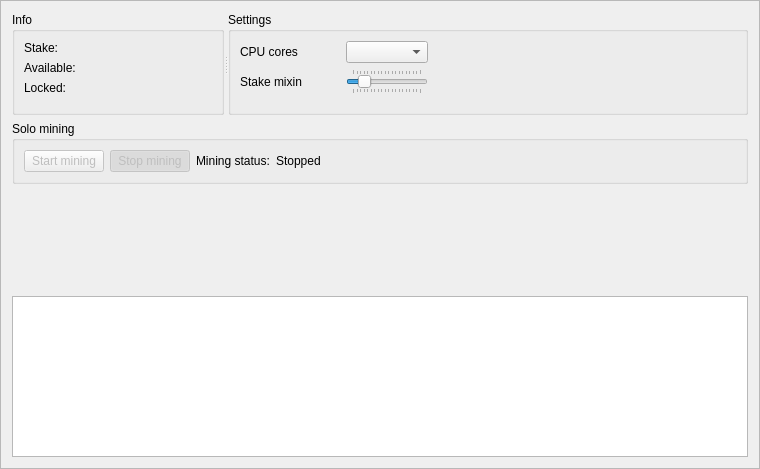
First picture: the form in src/gui/ui/miningframe.ui, repository aivve/KarbowanecWallet, before the edit.
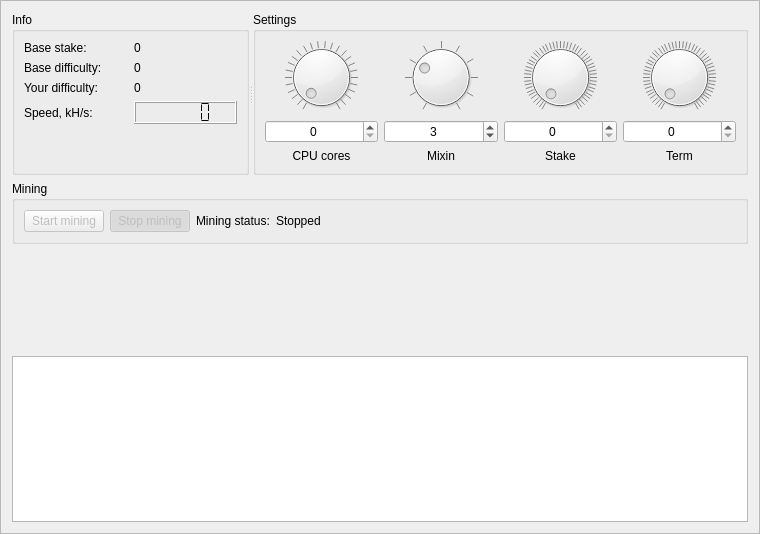
Second picture: the form after the edit. Custom widgets are drawn as their Qt base class.

Commit message: Begin update POWS4 mining

What changed in the file:
```diff
--- a/src/gui/ui/miningframe.ui
+++ b/src/gui/ui/miningframe.ui
@@ -7,7 +7,7 @@
     <x>0</x>
     <y>0</y>
     <width>760</width>
-    <height>469</height>
+    <height>534</height>
    </rect>
   </property>
   <property name="windowTitle">
@@ -30,49 +30,35 @@
        <string>Info</string>
       </property>
       <layout class="QGridLayout" name="gridLayout">
-       <item row="0" column="0">
-        <widget class="QLabel" name="label">
+       <item row="2" column="0">
+        <widget class="QLabel" name="label_9">
          <property name="text">
-          <string>Stake:</string>
+          <string>Your difficulty:</string>
+         </property>
+        </widget>
+       </item>
+       <item row="3" column="1">
+        <widget class="QLCDNumber" name="lcdNumber">
+         <property name="segmentStyle">
+          <enum>QLCDNumber::Flat</enum>
          </property>
         </widget>
        </item>
        <item row="0" column="1">
         <widget class="QLabel" name="m_stakeLabel">
          <property name="text">
-          <string/>
-         </property>
-        </widget>
-       </item>
-       <item row="1" column="0">
-        <widget class="QLabel" name="label_5">
-         <property name="text">
-          <string>Available:</string>
-         </property>
-        </widget>
-       </item>
-       <item row="1" column="1">
-        <widget class="QLabel" name="m_availableLabel">
-         <property name="text">
-          <string/>
-         </property>
-        </widget>
-       </item>
-       <item row="2" column="0">
-        <widget class="QLabel" name="label_8">
-         <property name="text">
-          <string>Locked:</string>
+          <string>0</string>
          </property>
         </widget>
        </item>
        <item row="2" column="1">
         <widget class="QLabel" name="m_lockedLabel">
          <property name="text">
-          <string/>
+          <string>0</string>
          </property>
         </widget>
        </item>
-       <item row="3" column="0" colspan="2">
+       <item row="5" column="0" colspan="2">
         <spacer name="verticalSpacer">
          <property name="orientation">
           <enum>Qt::Vertical</enum>
@@ -85,119 +71,212 @@
          </property>
         </spacer>
        </item>
+       <item row="3" column="0">
+        <widget class="QLabel" name="label_6">
+         <property name="text">
+          <string>Speed, kH/s:</string>
+         </property>
+        </widget>
+       </item>
+       <item row="0" column="0">
+        <widget class="QLabel" name="label">
+         <property name="text">
+          <string>Base stake:</string>
+         </property>
+        </widget>
+       </item>
+       <item row="1" column="0">
+        <widget class="QLabel" name="label_10">
+         <property name="text">
+          <string>Base difficulty:</string>
+         </property>
+        </widget>
+       </item>
+       <item row="1" column="1">
+        <widget class="QLabel" name="m_baseDiff">
+         <property name="text">
+          <string>0</string>
+         </property>
+        </widget>
+       </item>
       </layout>
      </widget>
      <widget class="QGroupBox" name="groupBox_3">
       <property name="title">
        <string>Settings</string>
       </property>
-      <layout class="QGridLayout" name="gridLayout_2">
-       <item row="1" column="2">
-        <widget class="QSlider" name="m_stakeMixinSlider">
-         <property name="maximumSize">
-          <size>
-           <width>200</width>
-           <height>16777215</height>
-          </size>
-         </property>
-         <property name="maximum">
-          <number>19</number>
-         </property>
-         <property name="pageStep">
-          <number>1</number>
-         </property>
-         <property name="value">
-          <number>3</number>
-         </property>
-         <property name="tracking">
-          <bool>false</bool>
-         </property>
-         <property name="orientation">
-          <enum>Qt::Horizontal</enum>
-         </property>
-         <property name="tickPosition">
-          <enum>QSlider::TicksBothSides</enum>
-         </property>
-         <property name="tickInterval">
-          <number>1</number>
-         </property>
-        </widget>
+      <layout class="QHBoxLayout" name="horizontalLayout">
+       <item>
+        <layout class="QVBoxLayout" name="verticalLayout_5">
+         <item>
+          <widget class="QDial" name="m_cpuDial">
+           <property name="mouseTracking">
+            <bool>true</bool>
+           </property>
+           <property name="tabletTracking">
+            <bool>true</bool>
+           </property>
+           <property name="maximum">
+            <number>99</number>
+           </property>
+           <property name="pageStep">
+            <number>1</number>
+           </property>
+           <property name="value">
+            <number>1</number>
+           </property>
+           <property name="notchTarget">
+            <double>4.000000000000000</double>
+           </property>
+           <property name="notchesVisible">
+            <bool>true</bool>
+           </property>
+          </widget>
+         </item>
+         <item>
+          <widget class="QSpinBox" name="m_cpuCoresSpin">
+           <property name="alignment">
+            <set>Qt::AlignCenter</set>
+           </property>
+          </widget>
+         </item>
+         <item>
+          <widget class="QLabel" name="label_2">
+           <property name="minimumSize">
+            <size>
+             <width>0</width>
+             <height>0</height>
+            </size>
+           </property>
+           <property name="text">
+            <string>CPU cores</string>
+           </property>
+           <property name="alignment">
+            <set>Qt::AlignCenter</set>
+           </property>
+          </widget>
+         </item>
+        </layout>
        </item>
-       <item row="0" column="0" colspan="2">
-        <widget class="QLabel" name="label_2">
-         <property name="minimumSize">
-          <size>
-           <width>100</width>
-           <height>0</height>
-          </size>
-         </property>
-         <property name="text">
-          <string>CPU cores</string>
-         </property>
-        </widget>
+       <item>
+        <layout class="QVBoxLayout" name="verticalLayout_4">
+         <item>
+          <widget class="QDial" name="m_mixinDial">
+           <property name="maximum">
+            <number>10</number>
+           </property>
+           <property name="pageStep">
+            <number>1</number>
+           </property>
+           <property name="value">
+            <number>3</number>
+           </property>
+           <property name="notchTarget">
+            <double>3.000000000000000</double>
+           </property>
+           <property name="notchesVisible">
+            <bool>true</bool>
+           </property>
+          </widget>
+         </item>
+         <item>
+          <widget class="QSpinBox" name="m_mixinSpin">
+           <property name="alignment">
+            <set>Qt::AlignCenter</set>
+           </property>
+           <property name="maximum">
+            <number>10</number>
+           </property>
+           <property name="value">
+            <number>3</number>
+           </property>
+          </widget>
+         </item>
+         <item>
+          <widget class="QLabel" name="label_7">
+           <property name="text">
+            <string>Mixin</string>
+           </property>
+           <property name="alignment">
+            <set>Qt::AlignCenter</set>
+           </property>
+          </widget>
+         </item>
+        </layout>
        </item>
-       <item row="1" column="4">
-        <spacer name="horizontalSpacer">
-         <property name="orientation">
-          <enum>Qt::Horizontal</enum>
-         </property>
-         <property name="sizeHint" stdset="0">
-          <size>
-           <width>290</width>
-           <height>20</height>
-          </size>
-         </property>
-        </spacer>
+       <item>
+        <layout class="QVBoxLayout" name="verticalLayout_2">
+         <item>
+          <widget class="QDial" name="m_stakeAmountDial">
+           <property name="mouseTracking">
+            <bool>true</bool>
+           </property>
+           <property name="tabletTracking">
+            <bool>true</bool>
+           </property>
+           <property name="maximum">
+            <number>999999</number>
+           </property>
+           <property name="notchTarget">
+            <double>20.000000000000000</double>
+           </property>
+           <property name="notchesVisible">
+            <bool>true</bool>
+           </property>
+          </widget>
+         </item>
+         <item>
+          <widget class="QSpinBox" name="m_stakeAmountSpin">
+           <property name="alignment">
+            <set>Qt::AlignCenter</set>
+           </property>
+          </widget>
+         </item>
+         <item>
+          <widget class="QLabel" name="label_3">
+           <property name="text">
+            <string>Stake</string>
+           </property>
+           <property name="alignment">
+            <set>Qt::AlignCenter</set>
+           </property>
+          </widget>
+         </item>
+        </layout>
        </item>
-       <item row="1" column="0">
-        <widget class="QLabel" name="label_7">
-         <property name="text">
-          <string>Stake mixin</string>
-         </property>
-        </widget>
-       </item>
-       <item row="2" column="0" colspan="5">
-        <spacer name="verticalSpacer_2">
-         <property name="orientation">
-          <enum>Qt::Vertical</enum>
-         </property>
-         <property name="sizeHint" stdset="0">
-          <size>
-           <width>478</width>
-           <height>41</height>
-          </size>
-         </property>
-        </spacer>
-       </item>
-       <item row="1" column="3">
-        <widget class="QLabel" name="m_mixinLabel">
-         <property name="text">
-          <string/>
-         </property>
-        </widget>
-       </item>
-       <item row="0" column="2">
-        <widget class="QComboBox" name="m_cpuCombo">
-         <property name="maximumSize">
-          <size>
-           <width>100</width>
-           <height>50</height>
-          </size>
-         </property>
-        </widget>
-       </item>
-       <item row="0" column="3" colspan="2">
-        <spacer name="horizontalSpacer_3">
-         <property name="orientation">
-          <enum>Qt::Horizontal</enum>
-         </property>
-         <property name="sizeHint" stdset="0">
-          <size>
-           <width>150</width>
-           <height>20</height>
-          </size>
-         </property>
-        </spacer>
+       <item>
+        <layout class="QVBoxLayout" name="verticalLayout_3">
+         <item>
+          <widget class="QDial" name="m_termDial">
+           <property name="maximum">
+            <number>999999</number>
+           </property>
+           <property name="notchTarget">
+            <double>20.000000000000000</double>
+           </property>
+           <property name="notchesVisible">
+            <bool>true</bool>
+           </property>
+          </widget>
+         </item>
+         <item>
+          <widget class="QSpinBox" name="m_termSpin">
+           <property name="alignment">
+            <set>Qt::AlignCenter</set>
+           </property>
+          </widget>
+         </item>
+         <item>
+          <widget class="QLabel" name="label_5">
+           <property name="text">
+            <string>Term</string>
+           </property>
+           <property name="alignment">
+            <set>Qt::AlignCenter</set>
+           </property>
+          </widget>
+         </item>
+        </layout>
        </item>
       </layout>
      </widget>
@@ -212,7 +291,7 @@
       </size>
      </property>
      <property name="title">
-      <string>Solo mining</string>
+      <string>Mining</string>
      </property>
      <layout class="QGridLayout" name="gridLayout_4">
       <item row="0" column="1">
```
Left out of the diff: 144 changed lines with no effect on the pictures. The commit also changes 11 other files.
